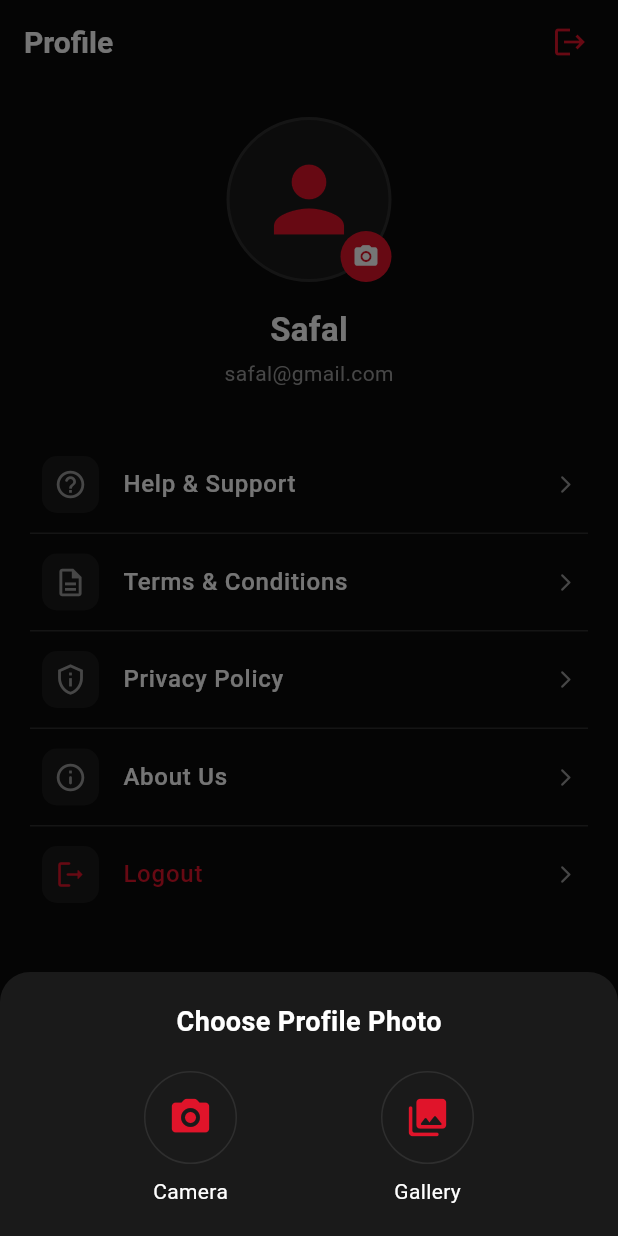
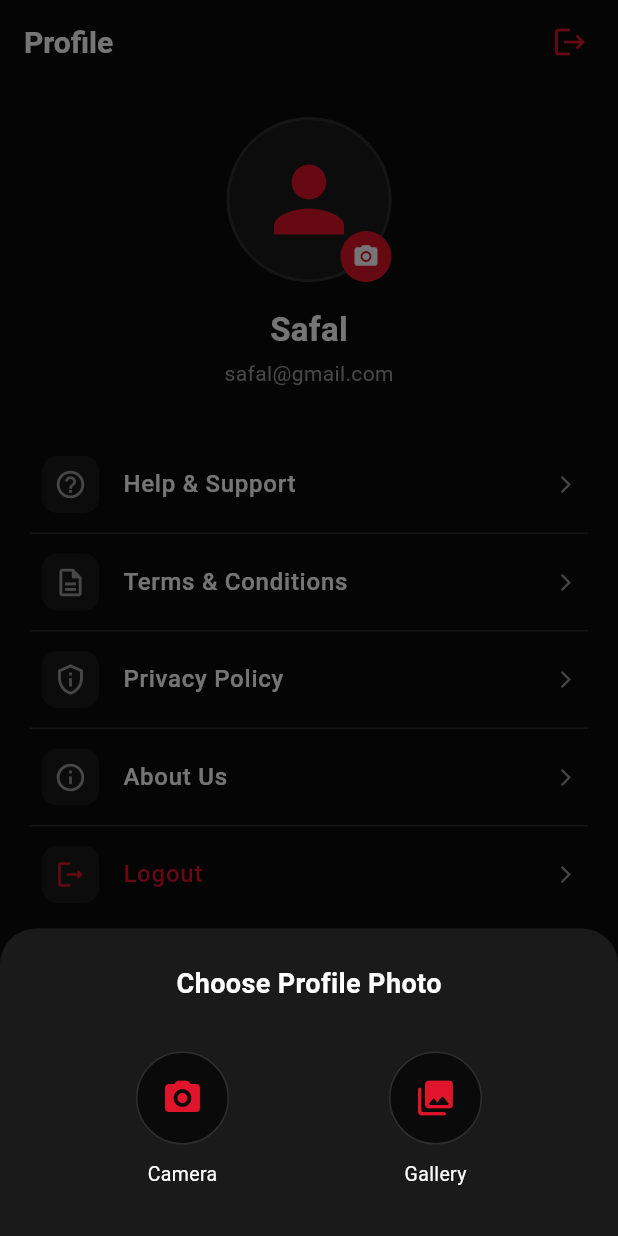
Before and after one commit to safalsahil/paymentkro, a Flutter app: the ProfileScreen screen opened directly, after a tap on the "person" icon, on a phone screen of 412 x 824 dp. Run offline on Flutter 3.47's test engine with Material 3 defaults, Android fonts, the phone set to English and light mode, and no system bars; our stand-ins replace image_picker; Roboto replaces fonts that are missing (Poppins).

Commit message:
commit- 18-aug-2026

```diff
--- a/lib/screens/profile_screen.dart
+++ b/lib/screens/profile_screen.dart
@@ -21,10 +21,17 @@ class _ProfileScreenState extends State<ProfileScreen> {
   final ImagePicker picker = ImagePicker();
 
   @override
+  void initState() {
+    super.initState();
+  }
+
+  @override
   void dispose() {
     nameController.dispose();
     super.dispose();
   }
+
+
 
   void logout() {
     showDialog(
@@ -57,12 +64,14 @@ class _ProfileScreenState extends State<ProfileScreen> {
     );
   }
 
-  // Helper to pick image from camera or gallery
+  // Helper to pick image from camera or gallery with proper constraints
   Future<void> _pickImage(ImageSource source) async {
     try {
       final XFile? image = await picker.pickImage(
         source: source,
-        imageQuality: 50,
+        maxWidth: 512,  // Standard resolution for profile pictures
+        maxHeight: 512,
+        imageQuality: 75, // Reduce file size without visible quality loss
       );
 
       if (image != null) {
@@ -72,21 +81,29 @@ class _ProfileScreenState extends State<ProfileScreen> {
       }
     } catch (e) {
       debugPrint("Error picking image: $e");
+      if (mounted) {
+        ScaffoldMessenger.of(context).showSnackBar(
+          SnackBar(
+            backgroundColor: AppColors.red,
+            content: Text("Error picking image: $e"),
+          ),
+        );
+      }
     }
   }
 
-  // Show bottom sheet to choose image source
+  // Proper UI for selecting image source
   void _showImageSourceDialog() {
     showModalBottomSheet(
       context: context,
       backgroundColor: AppColors.surfaceBlack,
       shape: const RoundedRectangleBorder(
-        borderRadius: BorderRadius.vertical(top: Radius.circular(20)),
+        borderRadius: BorderRadius.vertical(top: Radius.circular(24)),
       ),
       builder: (context) {
         return SafeArea(
           child: Padding(
-            padding: const EdgeInsets.symmetric(vertical: 20),
+            padding: const EdgeInsets.symmetric(vertical: 24),
             child: Column(
               mainAxisSize: MainAxisSize.min,
               children: [
@@ -98,7 +115,7 @@ class _ProfileScreenState extends State<ProfileScreen> {
                     fontWeight: FontWeight.bold,
                   ),
                 ),
-                const SizedBox(height: 20),
+                const SizedBox(height: 24),
                 Row(
                   mainAxisAlignment: MainAxisAlignment.spaceEvenly,
                   children: [
@@ -118,6 +135,17 @@ class _ProfileScreenState extends State<ProfileScreen> {
                         _pickImage(ImageSource.gallery);
                       },
                     ),
+                    if (profileImage != null)
+                      _imageSourceItem(
+                        icon: Icons.delete_outline_rounded,
+                        label: "Remove",
+                        onTap: () {
+                          setState(() {
+                            profileImage = null;
+                          });
+                          Navigator.pop(context);
+                        },
+                      ),
                   ],
                 ),
               ],
@@ -135,19 +163,24 @@ class _ProfileScreenState extends State<ProfileScreen> {
   }) {
     return InkWell(
       onTap: onTap,
+      borderRadius: BorderRadius.circular(12),
+      child: Padding(
+        padding: const EdgeInsets.symmetric(horizontal: 16, vertical: 8),
         child: Column(
           children: [
             Container(
-            padding: const EdgeInsets.all(15),
+              padding: const EdgeInsets.all(16),
               decoration: BoxDecoration(
                 shape: BoxShape.circle,
+                color: AppColors.background,
                 border: Border.all(color: AppColors.border),
               ),
-            child: Icon(icon, color: AppColors.red, size: 30),
+              child: Icon(icon, color: AppColors.red, size: 28),
             ),
-          const SizedBox(height: 8),
-          Text(label, style: const TextStyle(color: AppColors.white)),
+            const SizedBox(height: 10),
+            Text(label, style: const TextStyle(color: AppColors.white, fontSize: 13)),
           ],
+        ),
       ),
     );
   }
```
Also changed, not shown: 1 other file. Lines whose indentation alone changed are shown as unchanged.
